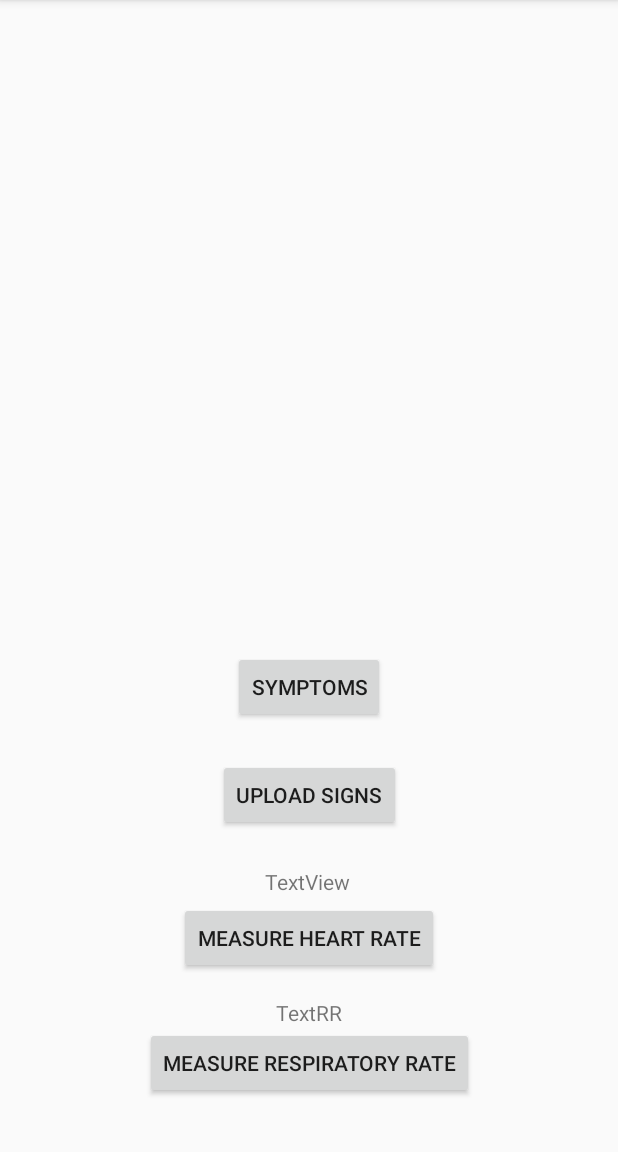
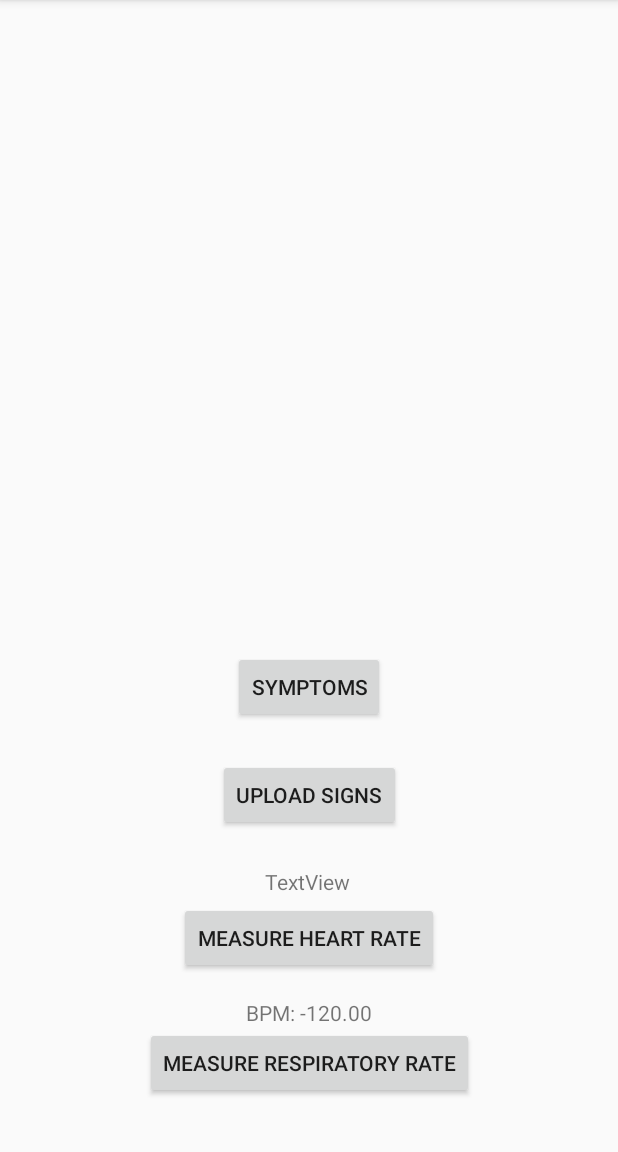
Before and after one commit to aOlmo/android-projects, an Android app: the screen it shows after launch (MainActivity), after a tap on "STOP RECORDING", on a phone screen of 412 x 824 dp, the part 84-1236 px from its top. Run offline under Robolectric (Android 15) with nearby library versions, the phone set to English and light mode, and no system bars; libraries missing offline, so code that uses them is left out: com.arthenica.mobileffmpeg; 1 other tap on this screen came first.

Commit message:
[A1]: Small improvements

```diff
--- a/Assignment1/app/src/main/java/com/example/assignment1/MainActivity.java
+++ b/Assignment1/app/src/main/java/com/example/assignment1/MainActivity.java
@@ -22,6 +22,7 @@ import android.util.Log;
 import android.view.View;
 import android.widget.Button;
 import android.widget.ExpandableListAdapter;
+import android.widget.TextView;
 import android.widget.Toast;
 import android.widget.VideoView;
 
@@ -37,6 +38,7 @@ import org.opencv.core.Scalar;
 import org.opencv.core.Size;
 import org.opencv.videoio.VideoCapture;
 import org.opencv.videoio.Videoio;
+import org.w3c.dom.Text;
 
 import java.io.BufferedWriter;
 import java.io.File;
@@ -47,12 +49,14 @@ import java.io.IOException;
 import java.io.OutputStreamWriter;
 import java.lang.reflect.Field;
 import java.nio.file.Paths;
+import java.text.DecimalFormat;
 import java.util.Arrays;
 import java.util.Vector;
 
 public class MainActivity extends AppCompatActivity implements SensorEventListener {
 
     static final int REQUEST_VIDEO_CAPTURE = 1;
+    private DecimalFormat df = new DecimalFormat("0.00");
     private Uri fileUri;
     private VideoView videoView;
     private SensorManager sensorManager;
@@ -78,7 +82,7 @@ public class MainActivity extends AppCompatActivity implements SensorEventListen
         super.onCreate(savedInstanceState);
         setContentView(R.layout.activity_main);
 
-        Button button = (Button)findViewById(R.id.buttonUploadSigns);
+        Button button = (Button) findViewById(R.id.buttonUploadSigns);
         button.setOnClickListener(new View.OnClickListener() {
             @Override
             public void onClick(View v) {
@@ -120,17 +124,21 @@ public class MainActivity extends AppCompatActivity implements SensorEventListen
     }
 
     private void processRR(){
+        double bpm;
+        int nPeaks;
         int AVG_WINDOW = 2;
         int AROUND_PEAKS = 3;
-        int nPeaks;
-        double bpm;
         long elapsedTime = (this.end - this.start)/1000;
 
-        // TODO: This can be further improved with proximity sensor
+        TextView textRR = (TextView) findViewById(R.id.textRR);
+
+        // This can be further improved with proximity sensor
         Log.d(TAG, Arrays.toString(accZaxis.toArray()));
         nPeaks = doAverageAndCountPeaks(accZaxis, AVG_WINDOW, AROUND_PEAKS);
-        nPeaks -= 2; // Remove the beginning and end peaks
+        nPeaks -= 2; // Remove the beginning and end peaks of getting close to the chest
         bpm = (nPeaks*60.)/elapsedTime;
+
+        textRR.setText("BPM: "+df.format(bpm));
         Toast.makeText(this, "P: "+nPeaks+" BPM: "+bpm, Toast.LENGTH_LONG).show();
     }
 
@@ -181,6 +189,7 @@ public class MainActivity extends AppCompatActivity implements SensorEventListen
 
     private void processHRVideo(){
         Mat frame = new Mat();
+        TextView textHR = (TextView) findViewById(R.id.textHR);
         String filePathMP4 = Environment.getExternalStorageDirectory().getAbsolutePath() + "/HeartRate.mp4";
         String filePathMJPEG = Environment.getExternalStorageDirectory().getAbsolutePath() + "/HeartRate.mjpeg";
         String filePathAVI = Environment.getExternalStorageDirectory().getAbsolutePath() + "/HeartRate.avi";
@@ -216,6 +225,7 @@ public class MainActivity extends AppCompatActivity implements SensorEventListen
             avg_HR += foo.getAvgHR();
         }
 
+        textHR.setText("HR: "+df.format(avg_HR/chunks));
         Log.d(TAG, "[+]: Final average Heart Rate "+avg_HR/chunks);
         Toast.makeText(this, "[+]: Final average Heart Rate "+avg_HR/chunks, Toast.LENGTH_LONG).show();
     }
@@ -291,9 +301,7 @@ public class MainActivity extends AppCompatActivity implements SensorEventListen
 
         @Override
         public void run() {
-
             Vector<Double> mean_Rs = new Vector<>();
-            Vector<Double> avg_vector = new Vector<>();
 
             int AVG_WINDOW = 10;
             int AROUND_NVALS = 15;
```
